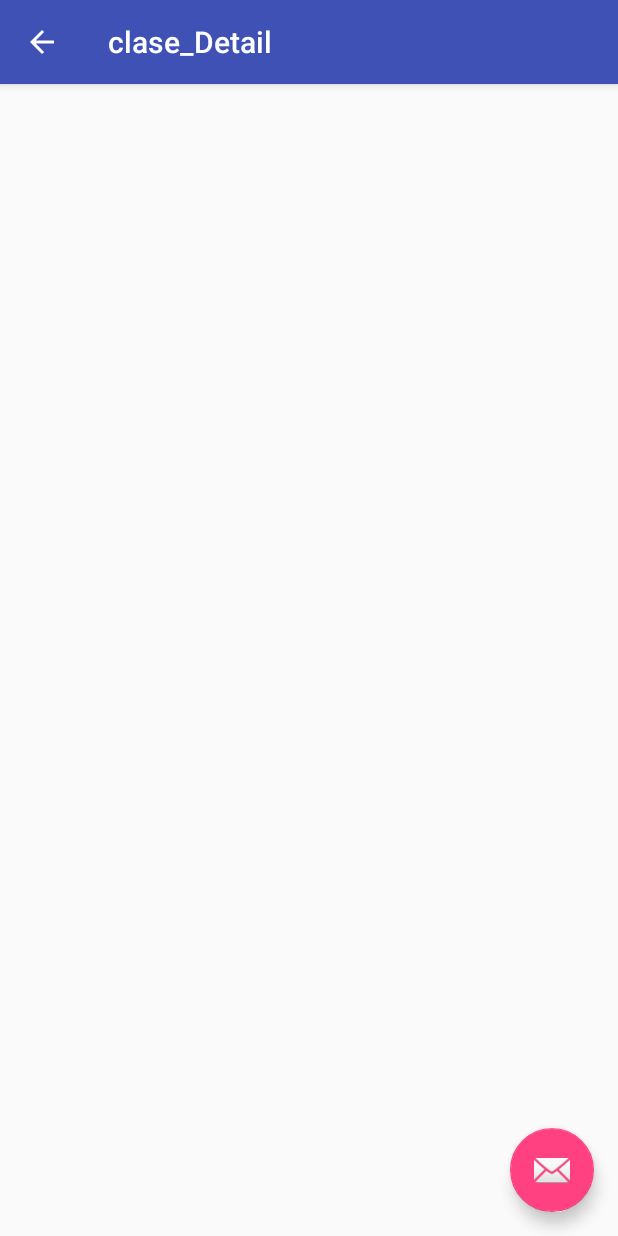
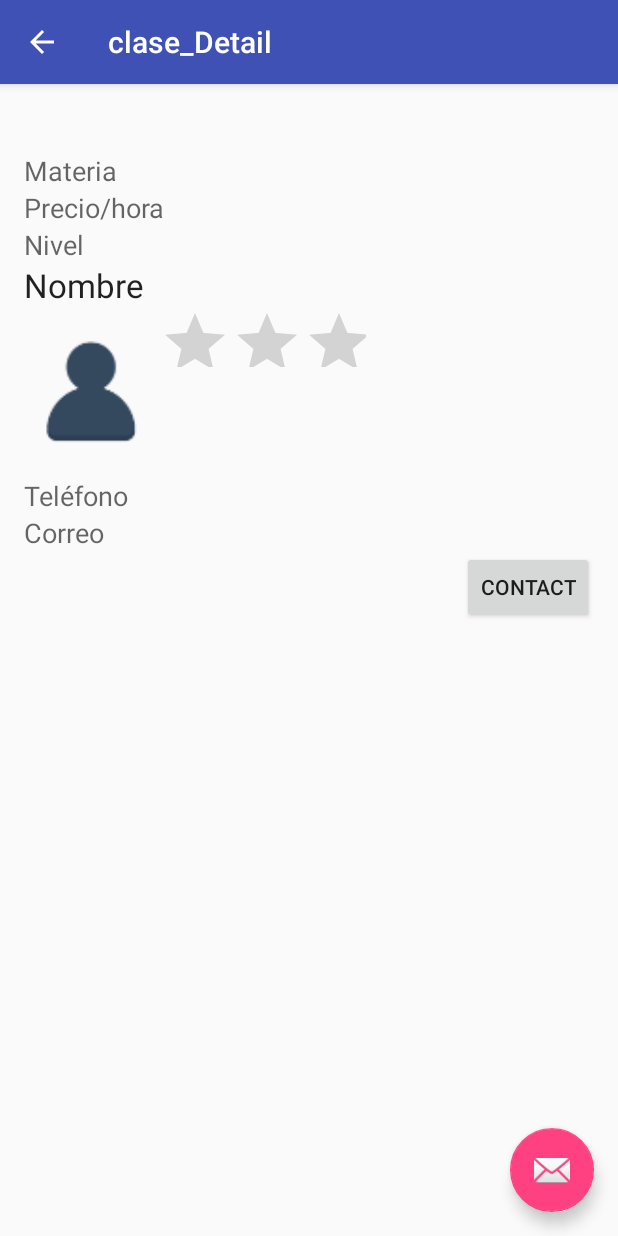
Before and after one commit to edmolten/Hackathon2015, an Android app: the Detalle_Clase screen opened directly, with no data from a screen before it, on a phone screen of 412 x 824 dp. Run offline under Robolectric (Android 15) with nearby library versions, the phone set to English and light mode, and no system bars; 4 statements that could not run were skipped.

Commit message:
try detalle

```diff
--- a/HiTutor/app/src/main/java/hackathon2015/hitutor/ClaseComparator.java
+++ b/HiTutor/app/src/main/java/hackathon2015/hitutor/ClaseComparator.java
@@ -14,7 +14,7 @@ public enum ClaseComparator implements Comparator<Clase> {
 
     RATE_SORT {
         public int compare(Clase o1, Clase o2) {
-            return Integer.valueOf(o1.getRate()).compareTo(o2.getRate());
+            return Integer.valueOf((int) o1.getRate()).compareTo((int) o2.getRate());
         }};
 
     public static Comparator<Clase> decending(final Comparator<Clase> other) {
--- a/HiTutor/app/src/main/java/hackathon2015/hitutor/Detalle_Clase.java
+++ b/HiTutor/app/src/main/java/hackathon2015/hitutor/Detalle_Clase.java
@@ -1,13 +1,22 @@
 package hackathon2015.hitutor;
 
+import android.content.Intent;
 import android.os.Bundle;
 import android.support.design.widget.FloatingActionButton;
 import android.support.design.widget.Snackbar;
 import android.support.v7.app.AppCompatActivity;
 import android.support.v7.widget.Toolbar;
 import android.view.View;
+import android.widget.RatingBar;
+import android.widget.TextView;
 
 public class Detalle_Clase extends AppCompatActivity {
+
+    public static String s_titulo;
+    public static float s_rating;
+    public static String s_precio;
+    public static String s_user;
+    public static String s_materia;
 
     @Override
     protected void onCreate(Bundle savedInstanceState) {
@@ -27,6 +36,18 @@ public class Detalle_Clase extends AppCompatActivity {
         getSupportActionBar().setDisplayHomeAsUpEnabled(true);
 
 
+        TextView text = (TextView) findViewById(R.id.detail_title);
+        RatingBar rate = (RatingBar) findViewById(R.id.buscar_ratingBar);
+        TextView  userName = (TextView) findViewById(R.id.buscar_nombre);
+        TextView mater = (TextView) findViewById(R.id.buscar_materia);
+        TextView price = (TextView) findViewById(R.id.buscar_preciohora);
+
+
+        text.setText(s_titulo);
+        rate.setRating(s_rating);
+        price.setText(s_precio);
+        mater.setText(s_materia);
+        userName.setText(s_user);
 
 
     }
--- a/HiTutor/app/src/main/java/hackathon2015/hitutor/clases_result/Clase.java
+++ b/HiTutor/app/src/main/java/hackathon2015/hitutor/clases_result/Clase.java
@@ -5,7 +5,7 @@ public class Clase {
 
     private int userId;
     private int price;
-    private int rate;
+    private float rate;
     private String materia;
     private String userName;
     private String title;
@@ -33,7 +33,7 @@ public class Clase {
     }
     public int getPrice() {
         return price;
-    } public int getRate() {
+    } public float getRate() {
         return rate;
     }
 }
--- a/HiTutor/app/src/main/java/hackathon2015/hitutor/clases_result/ClaseViewHolder.java
+++ b/HiTutor/app/src/main/java/hackathon2015/hitutor/clases_result/ClaseViewHolder.java
@@ -32,8 +32,20 @@ public class ClaseViewHolder extends RecyclerView.ViewHolder {
 
         v.setOnClickListener(new View.OnClickListener() {
             @Override
-            public void onClick(View view) {
-                v.getContext().startActivity(new Intent(v.getContext(),Detalle_Clase.class));
+            public void onClick(View v) {
+                Intent intent = new Intent(v.getContext(), Detalle_Clase.class);
+                Detalle_Clase.s_titulo = text.getText().toString();
+                //intent.putExtra("titulo",text.getText().toString()); //titulo
+                Detalle_Clase.s_rating = rate.getRating();
+                //intent.putExtra("rating",rate.getRating());
+                Detalle_Clase.s_precio = price.getText().toString();
+                //intent.putExtra("precio",price.getText().toString());
+                Detalle_Clase.s_user = userName.getText().toString();
+                //intent.putExtra("username",userName.getText().toString());
+                Detalle_Clase.s_materia = materia.getText().toString();
+                //intent.putExtra("materia", userName.getText().toString());
+                v.getContext().startActivity(intent);
+
             }
         });
 
--- a/HiTutor/app/src/main/res/layout/content_clase__detail.xml
+++ b/HiTutor/app/src/main/res/layout/content_clase__detail.xml
@@ -1,13 +1,142 @@
 <?xml version="1.0" encoding="utf-8"?>
-<RelativeLayout xmlns:android="http://schemas.android.com/apk/res/android"
+<LinearLayout xmlns:android="http://schemas.android.com/apk/res/android"
     xmlns:tools="http://schemas.android.com/tools"
     xmlns:app="http://schemas.android.com/apk/res-auto" android:layout_width="match_parent"
     android:layout_height="match_parent" android:paddingLeft="@dimen/activity_horizontal_margin"
     android:paddingRight="@dimen/activity_horizontal_margin"
     android:paddingTop="@dimen/activity_vertical_margin"
+    android:orientation="vertical"
     android:paddingBottom="@dimen/activity_vertical_margin"
     app:layout_behavior="@string/appbar_scrolling_view_behavior"
     tools:showIn="@layout/activity_clase__detail"
     tools:context="hackathon2015.hitutor.Detalle_Clase">
 
-</RelativeLayout>
+    <LinearLayout
+        android:orientation="horizontal"
+        android:layout_width="match_parent"
+        android:layout_height="wrap_content">
+
+        <LinearLayout
+            android:orientation="vertical"
+            android:layout_width="match_parent"
+            android:layout_height="wrap_content">
+
+            <TextView
+                android:layout_width="106dp"
+                android:layout_height="wrap_content"
+                android:textAppearance="?android:attr/textAppearanceLarge"
+                android:text="Título"
+                android:id="@+id/detail_title" />
+
+            <TextView
+                android:layout_width="wrap_content"
+                android:layout_height="wrap_content"
+                android:textAppearance="?android:attr/textAppearanceMedium"
+                android:text="Materia"
+                android:id="@+id/clase_materia" />
+
+            <TextView
+                android:layout_width="wrap_content"
+                android:layout_height="wrap_content"
+                android:textAppearance="?android:attr/textAppearanceMedium"
+                android:text="Precio/hora"
+                android:id="@+id/clase_precio"
+                android:digits="True" />
+
+            <TextView
+                android:layout_width="wrap_content"
+                android:layout_height="wrap_content"
+                android:textAppearance="?android:attr/textAppearanceMedium"
+                android:text="Nivel"
+                android:id="@+id/clase_nivel" />
+
+            <TextView
+                android:layout_width="wrap_content"
+                android:layout_height="wrap_content"
+                android:textAppearance="?android:attr/textAppearanceLarge"
+                android:text="Nombre"
+                android:id="@+id/detail_nombre" />
+        </LinearLayout>
+
+    </LinearLayout>
+
+    <LinearLayout
+        android:orientation="horizontal"
+        android:layout_width="match_parent"
+        android:layout_height="wrap_content">
+
+        <LinearLayout
+            android:orientation="vertical"
+            android:layout_width="90dp"
+            android:layout_height="113dp"
+            android:weightSum="1">
+
+            <ImageView
+                android:layout_width="match_parent"
+                android:layout_height="match_parent"
+                android:id="@+id/imageView2"
+                android:src="@mipmap/ic_default_profile_img" />
+        </LinearLayout>
+
+        <LinearLayout
+            android:orientation="vertical"
+            android:layout_width="wrap_content"
+            android:layout_height="89dp">
+
+        </LinearLayout>
+
+        <LinearLayout
+            android:orientation="vertical"
+            android:layout_width="match_parent"
+            android:layout_height="98dp">
+
+            <LinearLayout
+                android:orientation="horizontal"
+                android:layout_width="138dp"
+                android:layout_height="40dp">
+
+                <RatingBar
+                    android:layout_width="205dp"
+                    android:layout_height="wrap_content"
+                    android:id="@+id/detail_rating"
+                    android:numStars="5" />
+            </LinearLayout>
+
+        </LinearLayout>
+
+    </LinearLayout>
+
+    <LinearLayout
+        android:orientation="horizontal"
+        android:layout_width="match_parent"
+        android:layout_height="match_parent">
+
+        <LinearLayout
+            android:orientation="vertical"
+            android:layout_width="match_parent"
+            android:layout_height="wrap_content">
+
+            <TextView
+                android:layout_width="wrap_content"
+                android:layout_height="wrap_content"
+                android:textAppearance="?android:attr/textAppearanceMedium"
+                android:text="Teléfono"
+                android:id="@+id/detail_telefono" />
+
+            <TextView
+                android:layout_width="wrap_content"
+                android:layout_height="wrap_content"
+                android:textAppearance="?android:attr/textAppearanceMedium"
+                android:text="Correo"
+                android:id="@+id/detail_correo" />
+
+            <Button
+                android:layout_width="wrap_content"
+                android:layout_height="wrap_content"
+                android:text="Contact"
+                android:id="@+id/button2"
+                android:layout_gravity="right" />
+        </LinearLayout>
+    </LinearLayout>
+
+</LinearLayout>
```
